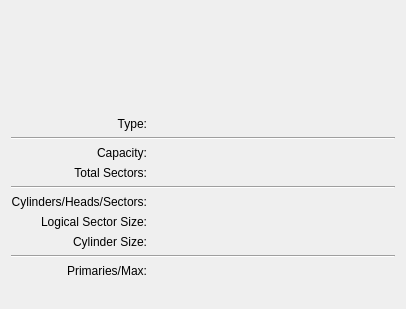
KDE/partitionmanager, file src/gui/devicepropswidgetbase.ui: the form before one commit.
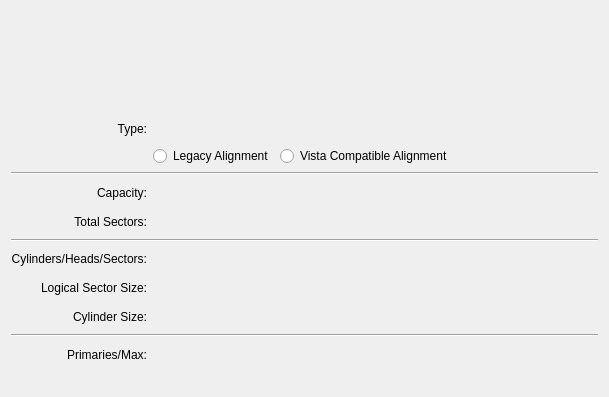
The form after the commit. Custom widgets are drawn as their Qt base class.

Commit message: allow changing the msdos partition alignment from the device properties

The edit to the form file:
```diff
--- a/src/gui/devicepropswidgetbase.ui
+++ b/src/gui/devicepropswidgetbase.ui
@@ -6,15 +6,56 @@
    <rect>
     <x>0</x>
     <y>0</y>
-    <width>406</width>
-    <height>283</height>
+    <width>609</width>
+    <height>397</height>
    </rect>
   </property>
   <property name="windowTitle">
    <string>Form</string>
   </property>
   <layout class="QGridLayout" name="gridLayout">
-   <item row="3" column="0">
+   <item row="0" column="0" colspan="2">
+    <widget class="PartTableWidget" name="m_PartTableWidget" native="true">
+     <property name="sizePolicy">
+      <sizepolicy hsizetype="Expanding" vsizetype="Fixed">
+       <horstretch>0</horstretch>
+       <verstretch>0</verstretch>
+      </sizepolicy>
+     </property>
+     <property name="minimumSize">
+      <size>
+       <width>0</width>
+       <height>80</height>
+      </size>
+     </property>
+     <property name="maximumSize">
+      <size>
+       <width>16777215</width>
+       <height>80</height>
+      </size>
+     </property>
+     <property name="contextMenuPolicy">
+      <enum>Qt::CustomContextMenu</enum>
+     </property>
+    </widget>
+   </item>
+   <item row="1" column="0" colspan="2">
+    <spacer name="verticalSpacer">
+     <property name="orientation">
+      <enum>Qt::Vertical</enum>
+     </property>
+     <property name="sizeType">
+      <enum>QSizePolicy::Fixed</enum>
+     </property>
+     <property name="sizeHint" stdset="0">
+      <size>
+       <width>20</width>
+       <height>20</height>
+      </size>
+     </property>
+    </spacer>
+   </item>
+   <item row="2" column="0">
     <widget class="QLabel" name="m_LabelTextType">
      <property name="text">
       <string>Type:</string>
@@ -24,7 +65,7 @@
      </property>
     </widget>
    </item>
-   <item row="3" column="1">
+   <item row="2" column="1">
     <widget class="QLabel" name="m_LabelType">
      <property name="sizePolicy">
       <sizepolicy hsizetype="Preferred" vsizetype="Preferred">
@@ -37,6 +78,54 @@
      </property>
     </widget>
    </item>
+   <item row="3" column="1">
+    <layout class="QHBoxLayout" name="m_TypeLayout">
+     <item>
+      <widget class="QRadioButton" name="m_RadioLegacy">
+       <property name="text">
+        <string>Legacy Alignment</string>
+       </property>
+      </widget>
+     </item>
+     <item>
+      <widget class="QRadioButton" name="m_RadioVista">
+       <property name="text">
+        <string>Vista Compatible Alignment</string>
+       </property>
+      </widget>
+     </item>
+     <item>
+      <spacer name="m_SpacerType">
+       <property name="orientation">
+        <enum>Qt::Horizontal</enum>
+       </property>
+       <property name="sizeHint" stdset="0">
+        <size>
+         <width>40</width>
+         <height>0</height>
+        </size>
+       </property>
+      </spacer>
+     </item>
+    </layout>
+   </item>
+   <item row="4" column="0" colspan="2">
+    <widget class="Line" name="line">
+     <property name="orientation">
+      <enum>Qt::Horizontal</enum>
+     </property>
+    </widget>
+   </item>
+   <item row="5" column="0">
+    <widget class="QLabel" name="m_LabelTextCapacity">
+     <property name="text">
+      <string>Capacity:</string>
+     </property>
+     <property name="alignment">
+      <set>Qt::AlignRight|Qt::AlignTrailing|Qt::AlignVCenter</set>
+     </property>
+    </widget>
+   </item>
    <item row="5" column="1">
     <widget class="QLabel" name="m_LabelCapacity">
      <property name="sizePolicy">
@@ -73,6 +162,13 @@
      </property>
     </widget>
    </item>
+   <item row="7" column="0" colspan="2">
+    <widget class="Line" name="line_2">
+     <property name="orientation">
+      <enum>Qt::Horizontal</enum>
+     </property>
+    </widget>
+   </item>
    <item row="8" column="0">
     <widget class="QLabel" name="m_LabelTextCHS">
      <property name="text">
@@ -142,6 +238,13 @@
      </property>
     </widget>
    </item>
+   <item row="11" column="0" colspan="2">
+    <widget class="Line" name="line_3">
+     <property name="orientation">
+      <enum>Qt::Horizontal</enum>
+     </property>
+    </widget>
+   </item>
    <item row="12" column="0">
     <widget class="QLabel" name="m_LabelTextPrimariesMax">
      <property name="text">
@@ -165,16 +268,6 @@
      </property>
     </widget>
    </item>
-   <item row="5" column="0">
-    <widget class="QLabel" name="m_LabelTextCapacity">
-     <property name="text">
-      <string>Capacity:</string>
-     </property>
-     <property name="alignment">
-      <set>Qt::AlignRight|Qt::AlignTrailing|Qt::AlignVCenter</set>
-     </property>
-    </widget>
-   </item>
    <item row="13" column="0" colspan="2">
     <spacer name="verticalSpacer_2">
      <property name="orientation">
@@ -191,68 +284,6 @@
      </property>
     </spacer>
    </item>
-   <item row="1" column="0" colspan="2">
-    <widget class="PartTableWidget" name="m_PartTableWidget" native="true">
-     <property name="sizePolicy">
-      <sizepolicy hsizetype="Expanding" vsizetype="Fixed">
-       <horstretch>0</horstretch>
-       <verstretch>0</verstretch>
-      </sizepolicy>
-     </property>
-     <property name="minimumSize">
-      <size>
-       <width>0</width>
-       <height>80</height>
-      </size>
-     </property>
-     <property name="maximumSize">
-      <size>
-       <width>16777215</width>
-       <height>80</height>
-      </size>
-     </property>
-     <property name="contextMenuPolicy">
-      <enum>Qt::CustomContextMenu</enum>
-     </property>
-    </widget>
-   </item>
-   <item row="2" column="0" colspan="2">
-    <spacer name="verticalSpacer">
-     <property name="orientation">
-      <enum>Qt::Vertical</enum>
-     </property>
-     <property name="sizeType">
-      <enum>QSizePolicy::Fixed</enum>
-     </property>
-     <property name="sizeHint" stdset="0">
-      <size>
-       <width>20</width>
-       <height>20</height>
-      </size>
-     </property>
-    </spacer>
-   </item>
-   <item row="4" column="0" colspan="2">
-    <widget class="Line" name="line">
-     <property name="orientation">
-      <enum>Qt::Horizontal</enum>
-     </property>
-    </widget>
-   </item>
-   <item row="7" column="0" colspan="2">
-    <widget class="Line" name="line_2">
-     <property name="orientation">
-      <enum>Qt::Horizontal</enum>
-     </property>
-    </widget>
-   </item>
-   <item row="11" column="0" colspan="2">
-    <widget class="Line" name="line_3">
-     <property name="orientation">
-      <enum>Qt::Horizontal</enum>
-     </property>
-    </widget>
-   </item>
   </layout>
  </widget>
  <customwidgets>
```
The commit also changes 4 other files.
